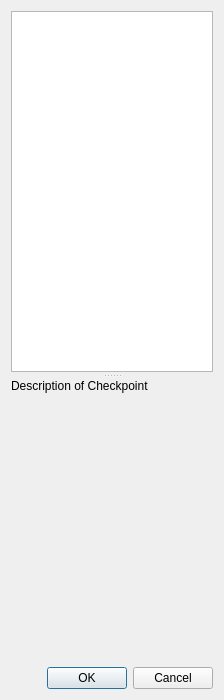
The window that src/Form_Files/SelectCheckpoint.ui (Sigil-Ebook/Sigil) describes before a commit, drawn with Qt 5.
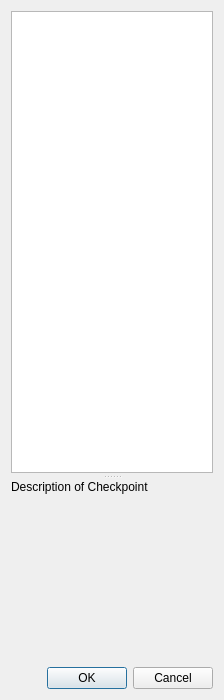
The same window after the commit.

Commit message: minor Select Checkpoint Dialog updates

```diff
--- a/src/Form_Files/SelectCheckpoint.ui
+++ b/src/Form_Files/SelectCheckpoint.ui
@@ -49,7 +49,7 @@
       <property name="minimumSize">
        <size>
         <width>200</width>
-        <height>150</height>
+        <height>75</height>
        </size>
       </property>
       <property name="text">
```
The commit also changes 2 other files.
